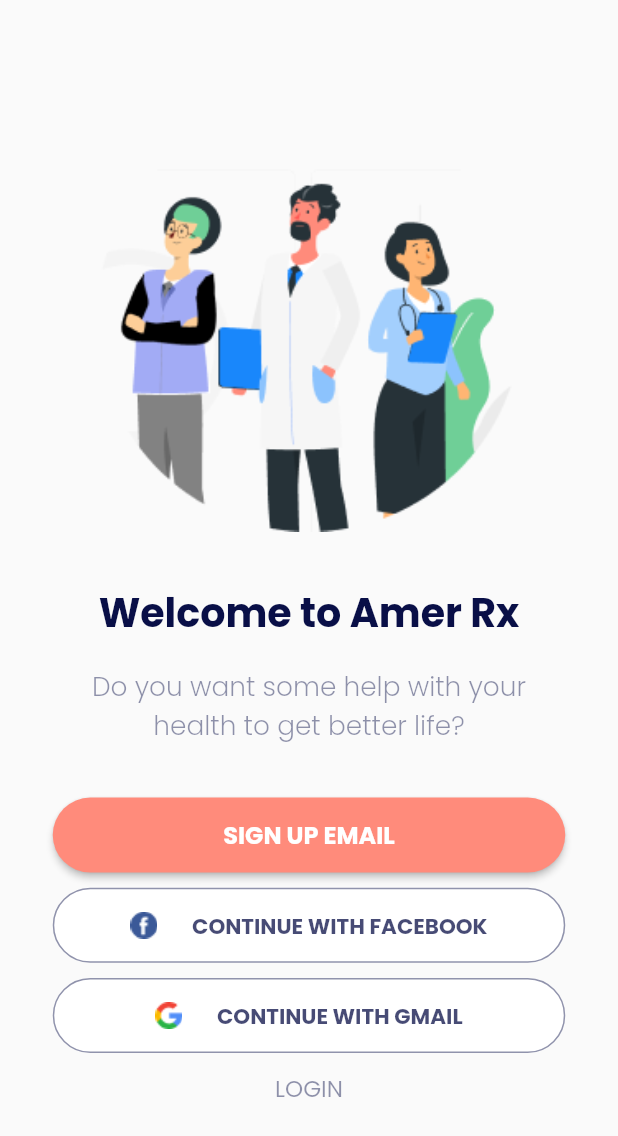
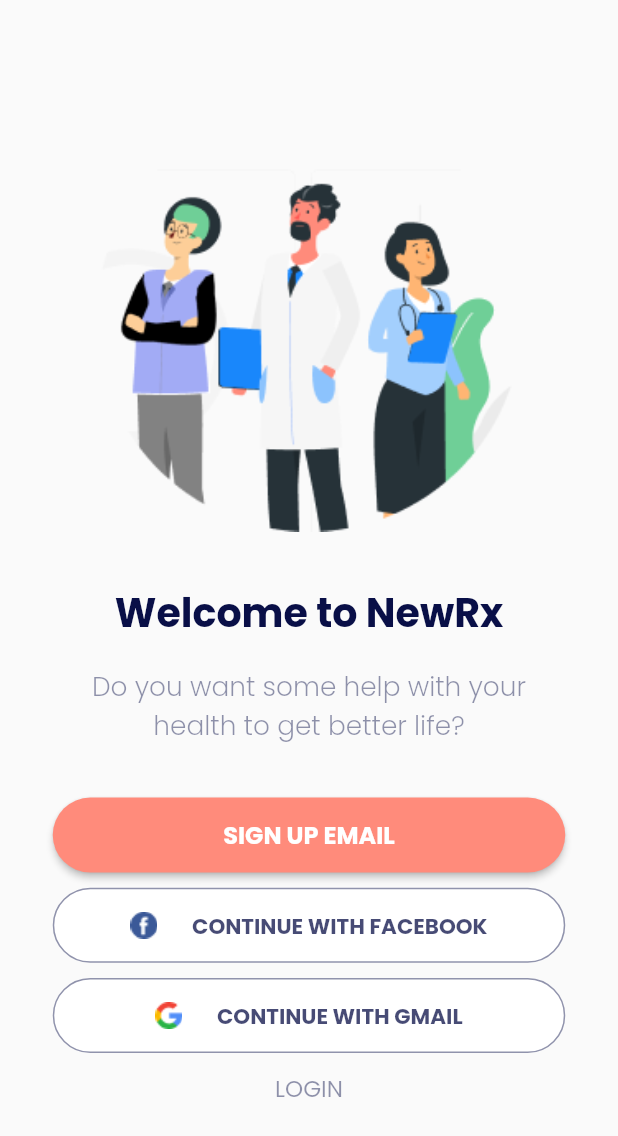
Before and after one commit to mrnabdulai/conntra, a Flutter app: the SignUpScreen screen opened by its route, on a phone screen of 412 x 824 dp. Shown: the top 1136 px of the screen. Run offline on Flutter 3.47's test engine with Material 2 defaults, Android fonts, the phone set to English and light mode, and no system bars; our stand-ins replace flutter_screenutil, google_fonts; missing offline and left inert: dart:ffi, gradient_like_css, iconify_flutter.

Commit message:
hello fobby

```diff
--- a/lib/main.dart
+++ b/lib/main.dart
@@ -30,7 +30,7 @@ class MyApp extends StatelessWidget {
     return ScreenUtilInit(
       designSize: const Size(375, 812),
       builder: (context, child) => MaterialApp(
-          title: 'Contra',
+          title: 'NewRX',
           debugShowCheckedModeBanner: false,
           theme: ThemeData(
             //  TODO: Setup theme
--- a/lib/screens/auth/signup_screen.dart
+++ b/lib/screens/auth/signup_screen.dart
@@ -25,7 +25,7 @@ class SignUpScreen extends StatelessWidget {
             )),
             addVerticalSpace(34.h),
             Text(
-              "Welcome to Amer Rx",
+              "Welcome to NewRx",
               style: TextStyle(
                 color: primaryDeepBlueText,
                 fontSize: 24.0.sp,
```
Also changed, not shown: lib/screens/home/bottom_nav_screen.dart (+12 -12 lines).
